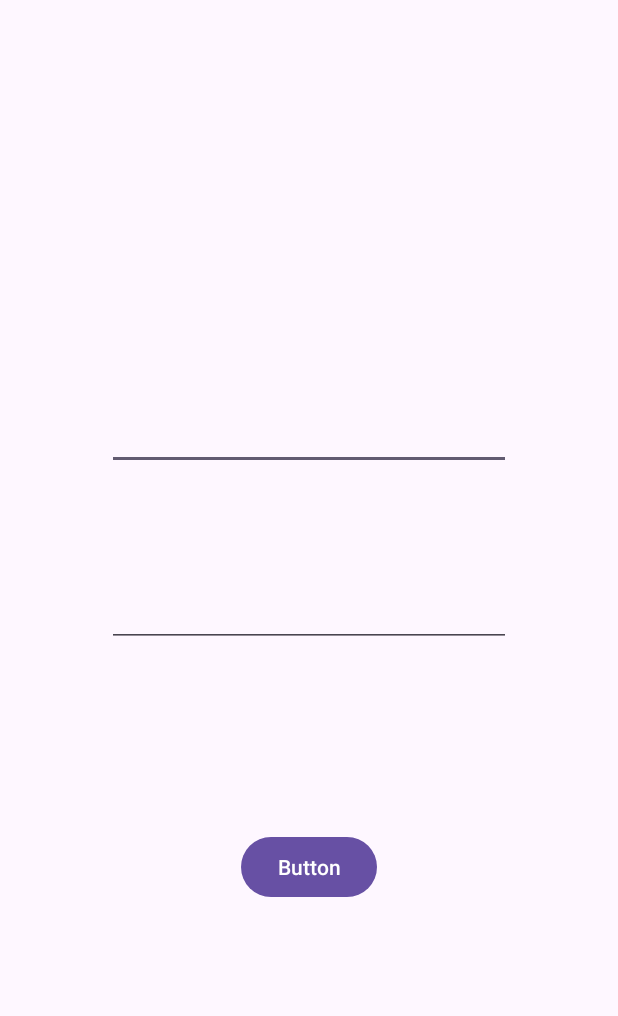
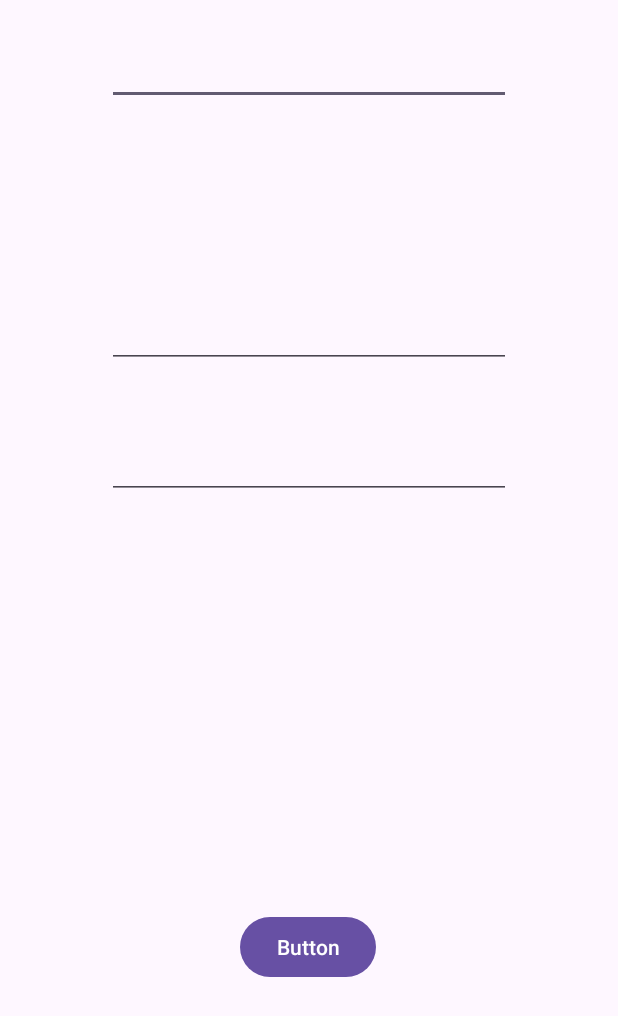
Before and after one commit to Danyk565/Family_T_T, an Android app: the layout activity_entering_bonus_task.xml on its own in the app's theme, with its tools: preview values and no code run, on a phone screen of 412 x 824 dp. Shown: the top 1016 px of the screen. Run offline under Robolectric (Android 15) with nearby library versions, the light colour scheme and no system bars; Roboto replaces fonts that are not available here.

Commit message:
добавил таймер в бонус таске

```diff
--- a/app/src/main/java/com/example/family_task_tracker/RegistrActivity.java
+++ b/app/src/main/java/com/example/family_task_tracker/RegistrActivity.java
@@ -7,6 +7,7 @@ import android.os.Bundle;
 import android.os.Parcel;
 import android.os.Parcelable;
 import android.view.View;
+import android.os.CountDownTimer;
 import android.widget.EditText;
 import android.widget.Toast;
 import com.example.family_task_tracker.User;
@@ -17,6 +18,7 @@ import com.example.family_task_tracker.databinding.ActivityRegistrBinding;
 
 public class RegistrActivity extends AppCompatActivity  {
     private ActivityRegistrBinding binding;
+
     public void onClick_back(View v){
 Intent intent_transition = new Intent(RegistrActivity.this,LoginActivity.class);
         startActivity(intent_transition);
--- a/app/src/main/res/layout/activity_entering_bonus_task.xml
+++ b/app/src/main/res/layout/activity_entering_bonus_task.xml
@@ -14,28 +14,51 @@
         android:text="Button"
         app:layout_constraintBottom_toBottomOf="parent"
         app:layout_constraintEnd_toEndOf="parent"
+        app:layout_constraintHorizontal_bias="0.498"
         app:layout_constraintStart_toStartOf="parent"
         app:layout_constraintTop_toTopOf="parent"
-        app:layout_constraintVertical_bias="0.714" />
+        app:layout_constraintVertical_bias="0.783" />
 
     <EditText
         android:id="@+id/Name_task"
         android:layout_width="269dp"
         android:layout_height="38dp"
+        android:layout_marginTop="32dp"
+        app:layout_constraintEnd_toEndOf="parent"
+        app:layout_constraintStart_toStartOf="parent"
+        app:layout_constraintTop_toTopOf="parent" />
+
+    <EditText
+        android:id="@+id/Task_conditions"
+        android:layout_width="269dp"
+        android:layout_height="131dp"
         app:layout_constraintBottom_toBottomOf="parent"
         app:layout_constraintEnd_toEndOf="parent"
         app:layout_constraintStart_toStartOf="parent"
         app:layout_constraintTop_toTopOf="parent"
-        app:layout_constraintVertical_bias="0.35" />
+        app:layout_constraintVertical_bias="0.165" />
 
     <EditText
-        android:id="@+id/Task_conditions"
+        android:id="@+id/editTextTime"
         android:layout_width="269dp"
         android:layout_height="38dp"
+        android:ems="10"
+        android:inputType="time"
         app:layout_constraintBottom_toBottomOf="parent"
         app:layout_constraintEnd_toEndOf="parent"
         app:layout_constraintStart_toStartOf="parent"
-        app:layout_constraintTop_toTopOf="parent" />
+        app:layout_constraintTop_toTopOf="parent"
+        app:layout_constraintVertical_bias="0.375" />
+
+    <TextView
+        android:id="@+id/textView10"
+        android:layout_width="100dp"
+        android:layout_height="24dp"
+        android:layout_marginTop="16dp"
+        app:layout_constraintEnd_toEndOf="parent"
+        app:layout_constraintHorizontal_bias="0.756"
+        app:layout_constraintStart_toStartOf="parent"
+        app:layout_constraintTop_toBottomOf="@+id/editTextTime" />
 
 
 </androidx.constraintlayout.widget.ConstraintLayout>
```
Also changed, not shown: app/src/main/java/com/example/family_task_tracker/Entering_bonus_task.java (+30 -12 lines).
